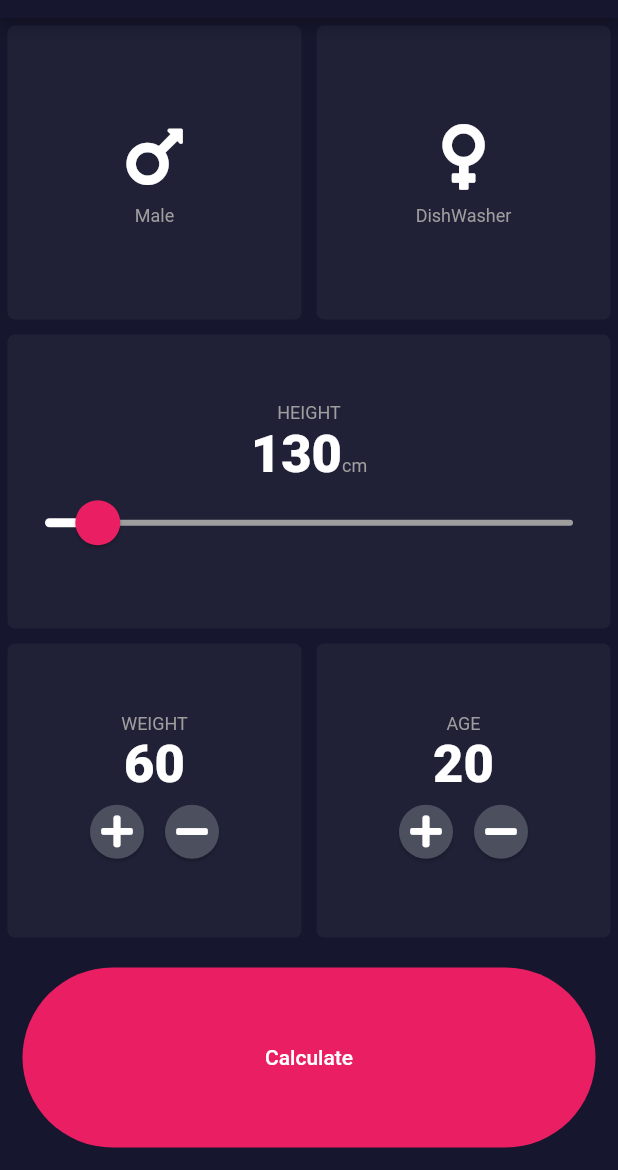
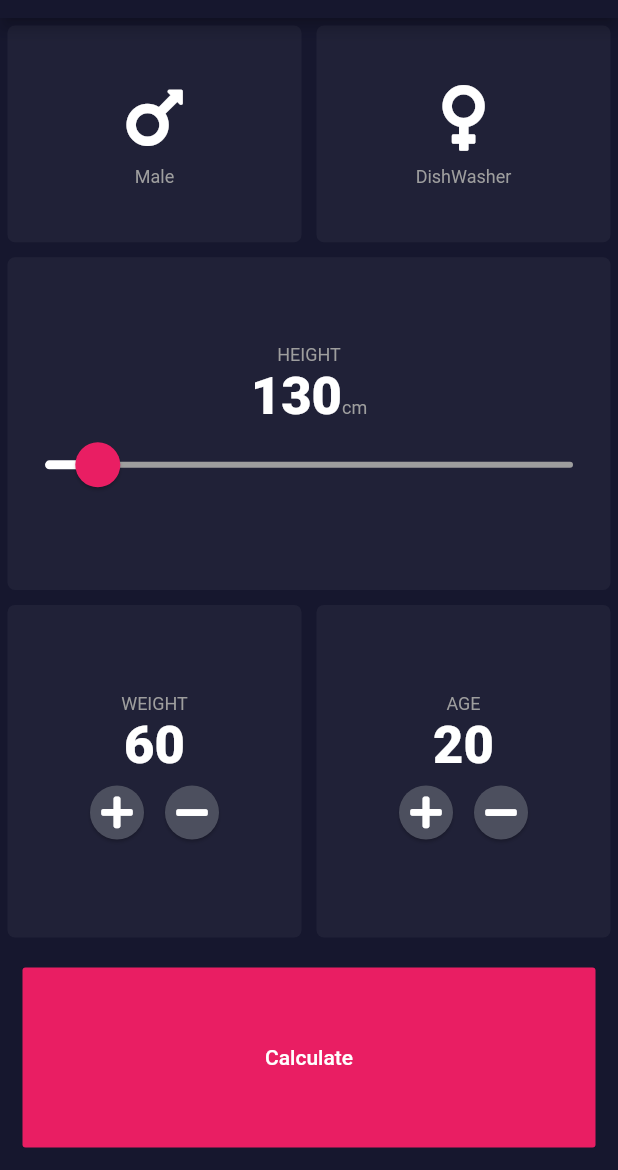
Before and after one commit to Saieeed/Bmi-calculator, a Flutter app: the screen it shows after launch, on a phone screen of 412 x 824 dp, the part 66-1236 px from its top. Run offline on Flutter 3.47's test engine with Material 2 defaults, Android fonts, the phone set to English and light mode, and no system bars; our stand-ins replace font_awesome_flutter.

```diff
--- a/lib/input_page.dart
+++ b/lib/input_page.dart
@@ -1,8 +1,12 @@
+import 'package:bmi_calculator/result_page.dart';
 import 'package:flutter/material.dart';
 import 'package:font_awesome_flutter/font_awesome_flutter.dart';
 import 'reusable_card.dart' show ReusableWidge;
 import 'Icon_card.dart' show CardView;
 import 'constants.dart';
+import 'round_button.dart';
+import 'result_page.dart';
+import 'sumit_button.dart';
 
 Gender gendertype;
 
@@ -13,17 +17,11 @@ class InputPage extends StatefulWidget {
   _InputPageState createState() => _InputPageState();
 }
 
-Widget star(BuildContext context) {
-  return AlertDialog(
-    title: Text("the best weight for you is "),
-    content: Text(bestweight.toString()),
-  );
-}
+
 
 int number = 130;
 int weight = 60;
 int age = 20;
-double bestweight;
 
 class _InputPageState extends State<InputPage> {
   @override
@@ -38,6 +36,7 @@ class _InputPageState extends State<InputPage> {
           children: <Widget>[
             Container(
               child: Expanded(
+                flex: 2,
                 child: Row(
                   children: <Widget>[
                     Expanded(
@@ -77,6 +76,7 @@ class _InputPageState extends State<InputPage> {
             ),
             Container(
               child: Expanded(
+                flex: 3,
                   child: ReusableWidge(
                 colour: kActivecolor,
                   cardChild: Column(
@@ -129,6 +129,7 @@ class _InputPageState extends State<InputPage> {
             ),
             Container(
               child: Expanded(
+                flex: 3,
                 child: Row(
                   children: <Widget>[
                     Expanded(
@@ -223,26 +224,18 @@ class _InputPageState extends State<InputPage> {
               child: SizedBox(
                 width: 100.0,
                 height: 120.0,
-                child: FlatButton(
-                  shape: new RoundedRectangleBorder(borderRadius: new BorderRadius.circular(90.0)),
-                  onPressed: () {
-                    if (gendertype == Gender.male) {
-                      bestweight = 50 + (0.91 * (number - 152.4));
-                    } else {
-                      bestweight = 45.5 + (0.91 * (number - 152.4));
-                    }
+                child:
+                submit_button(onPressed:() {
                   Navigator.push(context, MaterialPageRoute(builder: (context) {
-                      return AlertDialog(
+                    return new ResultPage();
+/*
+            AlertDialog(
             title: Text("the best weight for you is "),
             content: Text(bestweight.toString()),
           );
+           */
                   }));
-                    //print(bestweight);
-                  },
-                  child: Text('Calculate'),
-                  padding: EdgeInsets.all(50.0),
-                  color: Colors.pink,
-                ),
+                } , text: 'Calculate',),
               ),
             )
           ],
@@ -250,22 +243,4 @@ class _InputPageState extends State<InputPage> {
   }
 }
 
-class RoundIconButton extends StatelessWidget {
-  RoundIconButton({@required this.icon, @required this.onpressed});
-  final IconData icon;
-  final Function onpressed;
-  @override
-  Widget build(BuildContext context) {
-    return RawMaterialButton(
-      child: Icon(icon),
-      elevation: 1.0,
-      onPressed: onpressed,
-      constraints: BoxConstraints.tightFor(
-        width: 36,
-        height: 36,
-      ),
-      shape: CircleBorder(),
-      fillColor: Color(0xFF4C4F5E),
-    );
-  }
-}
+// ignore: camel_case_types
--- /dev/null
+++ b/lib/round_button.dart
@@ -0,0 +1,21 @@
+import 'package:flutter/material.dart';
+
+class RoundIconButton extends StatelessWidget {
+  RoundIconButton({@required this.icon, @required this.onpressed});
+  final IconData icon;
+  final Function onpressed;
+  @override
+  Widget build(BuildContext context) {
+    return RawMaterialButton(
+      child: Icon(icon),
+      elevation: 1.0,
+      onPressed: onpressed,
+      constraints: BoxConstraints.tightFor(
+        width: 36,
+        height: 36,
+      ),
+      shape: CircleBorder(),
+      fillColor: Color(0xFF4C4F5E),
+    );
+  }
+}
--- /dev/null
+++ b/lib/sumit_button.dart
@@ -0,0 +1,17 @@
+import 'package:flutter/material.dart';
+
+class submit_button extends StatelessWidget {
+  submit_button({@required this.onPressed , @required this.text});
+  final  onPressed ;
+  final  text ;
+  @override
+  Widget build(BuildContext context) {
+    return FlatButton(
+      // shape: new RoundedRectangleBorder(borderRadius: new BorderRadius.circular(90.0)),
+      onPressed: this.onPressed,
+        child: Text(this.text),
+        padding: EdgeInsets.all(50.0),
+        color: Colors.pink,
+      );
+  }
+}
```
Also changed, not shown: lib/calculations.dart (added, +43 -0 lines), lib/constants.dart (+18 -0 lines), lib/result_page.dart (added, +67 -0 lines), lib/resultpage.dart (added). Lines whose indentation alone changed are shown as unchanged.
